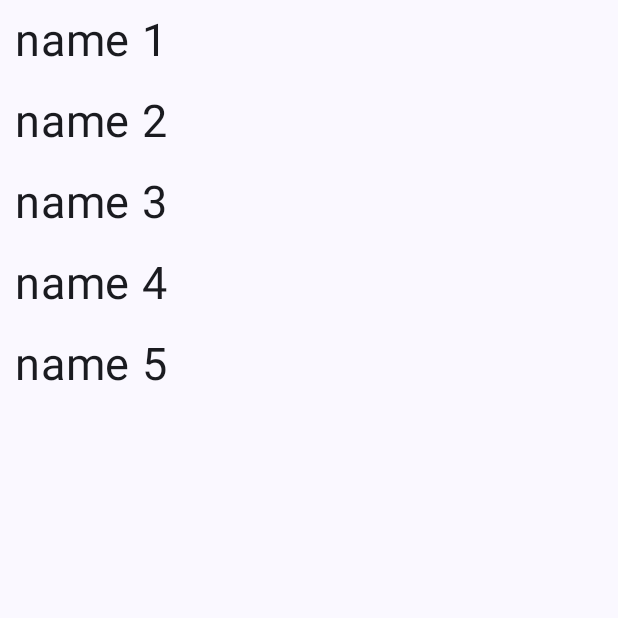
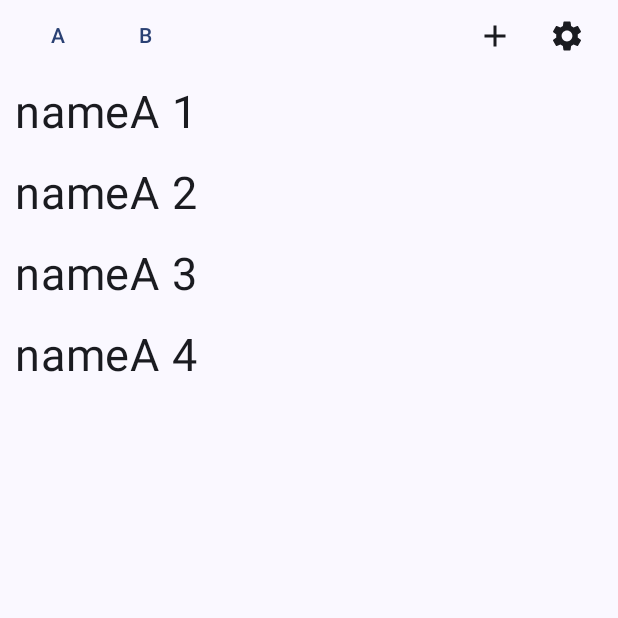
Before and after one commit to replrep/Einkaufszettel, an Android app built with Jetpack Compose: the screen it shows after launch (MainActivity), on a phone screen of 412 x 824 dp, the top half of it. Run offline under Robolectric (Android 15) with nearby library versions, the phone set to English and light mode, and no system bars.

Commit message:
add levels and buttons

```diff
--- a/app/src/main/java/de/cbrunzema/einkaufszettel/Globals.kt
+++ b/app/src/main/java/de/cbrunzema/einkaufszettel/Globals.kt
@@ -1,11 +1,22 @@
 package de.cbrunzema.einkaufszettel
 
-data class ShoppingItem(val label: String, val selected: Boolean, val singleUse: Boolean)
+enum class Level { A, B }
 
-val itemStoreDefault: Set<ShoppingItem> =
-    (1..5).map { ShoppingItem("name $it", false, false) }.toSet()
+data class ShoppingItem(
+    val label: String, val level: Level, val selected: Boolean, val singleUse: Boolean
+)
+
+val itemStoreDefault: Set<ShoppingItem> = (1..10).map {
+    if (it < 5) {
+        ShoppingItem("nameA $it", Level.A, false, false)
+    } else {
+        ShoppingItem("nameB $it", Level.B, false, false)
+    }
+}.toSet()
 
 sealed interface UiEvent {
     data class Select(val item: ShoppingItem) : UiEvent
     data class Unselect(val item: ShoppingItem) : UiEvent
+    object LevelA : UiEvent
+    object LevelB : UiEvent
 }
--- a/app/src/main/java/de/cbrunzema/einkaufszettel/MainView.kt
+++ b/app/src/main/java/de/cbrunzema/einkaufszettel/MainView.kt
@@ -1,13 +1,21 @@
 package de.cbrunzema.einkaufszettel
 
 import androidx.compose.foundation.clickable
+import androidx.compose.foundation.layout.Arrangement
 import androidx.compose.foundation.layout.Column
 import androidx.compose.foundation.layout.Row
 import androidx.compose.foundation.layout.fillMaxSize
+import androidx.compose.foundation.layout.fillMaxWidth
 import androidx.compose.foundation.layout.padding
 import androidx.compose.foundation.rememberScrollState
 import androidx.compose.foundation.verticalScroll
+import androidx.compose.material.icons.Icons
+import androidx.compose.material.icons.filled.Add
+import androidx.compose.material.icons.filled.Settings
+import androidx.compose.material3.Icon
+import androidx.compose.material3.IconButton
 import androidx.compose.material3.Text
+import androidx.compose.material3.TextButton
 import androidx.compose.runtime.Composable
 import androidx.compose.runtime.getValue
 import androidx.compose.ui.Modifier
@@ -26,18 +34,47 @@ fun MainView(modifier: Modifier = Modifier) {
     val rightScrollState = rememberScrollState()
     val mainViewModel: MainViewModel = viewModel()
     val items by mainViewModel.items.collectAsStateWithLifecycle()
+    val level by mainViewModel.level
 
-    Row(
+    Column(
         modifier
             .fillMaxSize()
             .padding(horizontal = padding)
     ) {
+        Row(modifier = Modifier.fillMaxWidth()) {
+            Column(
+                modifier = Modifier.weight(1.0f)
+            ) {
+                Row {
+                    TextButton(onClick = { mainViewModel.onEvent(UiEvent.LevelA) }) {
+                        Text(Level.A.name)
+                    }
+                    TextButton(onClick = { mainViewModel.onEvent(UiEvent.LevelB) }) {
+                        Text(Level.B.name)
+                    }
+                }
+            }
+            Column(
+                modifier = Modifier.weight(1.0f)
+            ) {
+                Row(modifier = Modifier.fillMaxWidth(), horizontalArrangement = Arrangement.End) {
+                    IconButton(onClick = { mainViewModel.onEvent(UiEvent.LevelA) }) {
+                        Icon(Icons.Default.Add, "TODO")
+                    }
+                    IconButton(onClick = { mainViewModel.onEvent(UiEvent.LevelB) }) {
+                        Icon(Icons.Default.Settings, "TODO")
+                    }
+                }
+            }
+        }
+
+        Row {
             Column(
                 modifier = Modifier
                     .weight(1.0f)
                     .verticalScroll(leftScrollState)
             ) {
-            LeftPanel(items, mainViewModel::onEvent)
+                LeftPanel(items, level, mainViewModel::onEvent)
             }
             Column(
                 modifier = Modifier
@@ -48,10 +85,11 @@ fun MainView(modifier: Modifier = Modifier) {
             }
         }
     }
+}
 
 @Composable
-fun LeftPanel(items: Set<ShoppingItem>, onEvent: (UiEvent) -> Unit) {
-    for (item in items.filter { !it.selected }.sortedBy { it.label }) {
+fun LeftPanel(items: Set<ShoppingItem>, level: Level, onEvent: (UiEvent) -> Unit) {
+    for (item in items.filter { !it.selected && it.level == level }.sortedBy { it.label }) {
         Text(
             item.label,
             fontSize = fontSize,
--- a/app/src/main/java/de/cbrunzema/einkaufszettel/MainViewModel.kt
+++ b/app/src/main/java/de/cbrunzema/einkaufszettel/MainViewModel.kt
@@ -1,5 +1,6 @@
 package de.cbrunzema.einkaufszettel
 
+import androidx.compose.runtime.mutableStateOf
 import androidx.lifecycle.ViewModel
 import kotlinx.coroutines.flow.MutableStateFlow
 import kotlinx.coroutines.flow.asStateFlow
@@ -8,6 +9,7 @@ import kotlinx.coroutines.flow.update
 class MainViewModel : ViewModel() {
     private val _items = MutableStateFlow(itemStoreDefault)
     val items = _items.asStateFlow()
+    val level = mutableStateOf(Level.A)
 
     fun onEvent(event: UiEvent) {
         when (event) {
@@ -18,6 +20,14 @@ class MainViewModel : ViewModel() {
             is UiEvent.Unselect -> {
                 _items.update { it.minus(event.item).plus(event.item.copy(selected = false)) }
             }
+
+            is UiEvent.LevelA -> {
+                level.value = Level.A
+            }
+
+            is UiEvent.LevelB -> {
+                level.value = Level.B
+            }
         }
     }
 }
```
Lines whose indentation alone changed are shown as unchanged.
